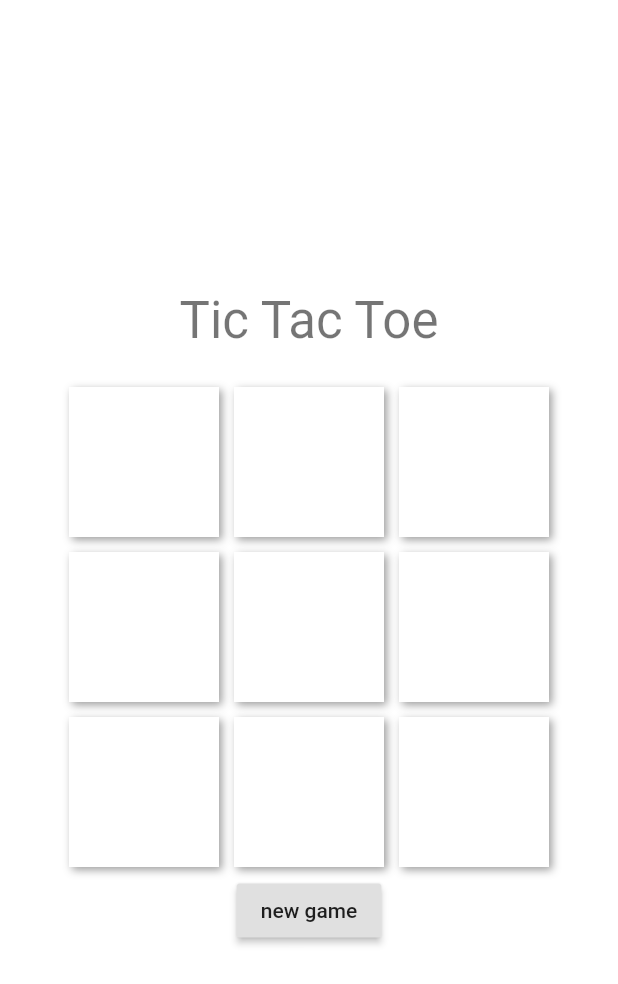
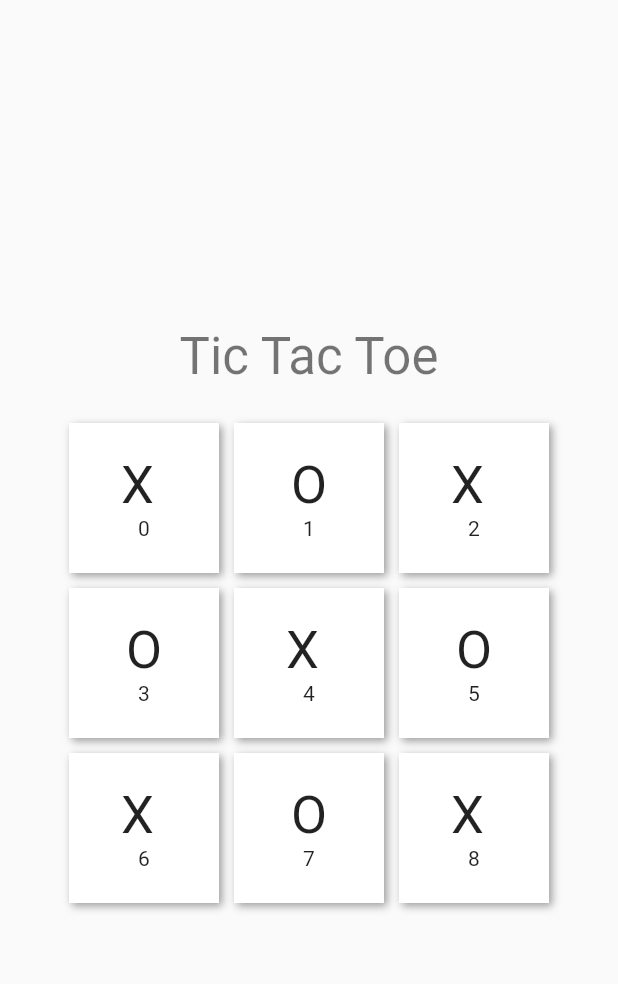
Before and after one commit to mostafabahri/Tic-tac-toe, a Flutter app: the screen it shows after launch, on a phone screen of 412 x 824 dp. Shown: the top 984 px of the screen. Run offline on Flutter 3.47's test engine with Material 2 defaults, Android fonts, the phone set to English and light mode, and no system bars.

Commit message:
Generate game grid UI

```diff
--- a/lib/main.dart
+++ b/lib/main.dart
@@ -1,26 +1,15 @@
 import 'package:flutter/material.dart';
-import 'package:xdrive/widgets/MyHomepage.dart';
 import 'package:xdrive/widgets/Play.dart';
 
 void main() => runApp(MyApp());
 
 class MyApp extends StatelessWidget {
-  // This widget is the root of your application.
   @override
   Widget build(BuildContext context) {
     return MaterialApp(
-      title: 'Flutter Demo',
+      title: 'xDrive',
       debugShowCheckedModeBanner: false,
       theme: ThemeData(
-        // This is the theme of your application.
-        //
-        // Try running your application with "flutter run". You'll see the
-        // application has a blue toolbar. Then, without quitting the app, try
-        // changing the primarySwatch below to Colors.green and then invoke
-        // "hot reload" (press "r" in the console where you ran "flutter run",
-        // or simply save your changes to "hot reload" in a Flutter IDE).
-        // Notice that the counter didn't reset back to zero; the application
-        // is not restarted.
         primarySwatch: Colors.blue,
       ),
       home: Play(),
--- a/lib/widgets/Play.dart
+++ b/lib/widgets/Play.dart
@@ -5,81 +5,86 @@ class Play extends StatefulWidget {
   _PlayState createState() => _PlayState();
 }
 
+enum Player { X, O }
+
 class _PlayState extends State<Play> {
-  var blue = Square(color: Colors.blue);
-  var red = Square(color: Colors.red);
-  var green = Square(color: Colors.green);
+  var _squares =
+      List<Player>.generate(9, (i) => i.isEven ? Player.X : Player.O);
 
   @override
   Widget build(BuildContext context) {
     return Scaffold(
-      body: Container(
-        decoration: BoxDecoration(color: Colors.white),
+      body: Center(
         child: Column(
           mainAxisAlignment: MainAxisAlignment.center,
           children: <Widget>[
-            Padding(
-              padding: const EdgeInsets.only(bottom: 20.0),
-              child: Text('Tic Tac Toe',
-                  style: Theme.of(context).textTheme.display1),
+            Text('Tic Tac Toe', style: Theme.of(context).textTheme.display1),
+            SizedBox(height: 20),
+            Column(
+              children: List<Widget>.generate(3, (i) => _buildRow(i)),
             ),
-            Row(
-              mainAxisAlignment: MainAxisAlignment.center,
-              children: <Widget>[green, blue, red],
-            ),
-            Row(
-              mainAxisAlignment: MainAxisAlignment.center,
-              children: <Widget>[blue, red, blue],
-            ),
-            Row(
-              mainAxisAlignment: MainAxisAlignment.center,
-              children: <Widget>[red, blue, green],
-            ),
-            RaisedButton(
-              child: Text('new game'),
-              onPressed: () => print('start new game...'),
-            )
           ],
+        ),
+      ),
+    );
+  }
+
+  Row _buildRow(int rowNum) {
+    return Row(
+      mainAxisAlignment: MainAxisAlignment.center,
+      children: List<Widget>.generate(
+        3,
+        (i) => Square(
+          index: rowNum * 3 + i,
+          player: _squares[rowNum * 3 + i],
         ),
       ),
     );
   }
 }
 
-// increment() {
-//   var counter = 0;
-//   return () => ++counter;
-// }
+class Square extends StatelessWidget {
+  final int index;
+  final Player player;
 
-// var inc = increment();
-
-class Square extends StatelessWidget {
-  final double size;
-  final Color color;
-
-  const Square({Key key, this.color = Colors.red, this.size = 100})
-      : super(key: key);
+  const Square({
+    Key key,
+    @required this.player,
+    @required this.index,
+  }) : super(key: key);
 
   @override
   Widget build(BuildContext context) {
-    return GestureDetector(
-      onTap: () => Scaffold.of(context)
-          .showSnackBar(SnackBar(content: Text('next move'))),
-      child: Padding(
-        padding: const EdgeInsets.all(5.0),
-        child: Container(
-            decoration: BoxDecoration(color: Colors.white,
-                // border: Border.all(color: Colors.black, width: 3)
-                boxShadow: [
-                  BoxShadow(
-                      color: Colors.black38,
-                      blurRadius: 4,
-                      offset: Offset(2, 2))
-                ]),
-            width: size,
-            height: size,
-            child: Text('')),
+    var _decoration = BoxDecoration(color: Colors.white, boxShadow: [
+      BoxShadow(color: Colors.black38, blurRadius: 4, offset: Offset(2, 2))
+    ]);
+    double _size = 100;
+
+    return Padding(
+      padding: const EdgeInsets.all(5.0),
+      child: Container(
+        decoration: _decoration,
+        width: _size,
+        height: _size,
+        child: _buildPlayer(),
       ),
     );
   }
+
+  Center _buildPlayer() {
+    if (player != null) {
+      return Center(
+          child: Column(
+        mainAxisAlignment: MainAxisAlignment.center,
+        children: <Widget>[
+          Text(
+            player == Player.X ? 'X ' : 'O',
+            style: TextStyle(fontSize: 35),
+          ),
+          Text('$index')
+        ],
+      ));
+    }
+    return null;
+  }
 }
```
Also changed, not shown: lib/widgets/MyHomepage.dart (deleted, +0 -112 lines).
